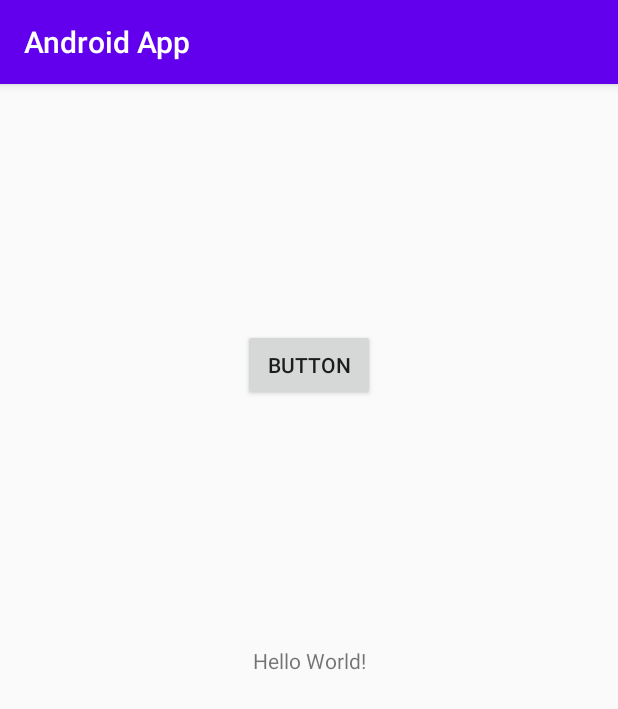
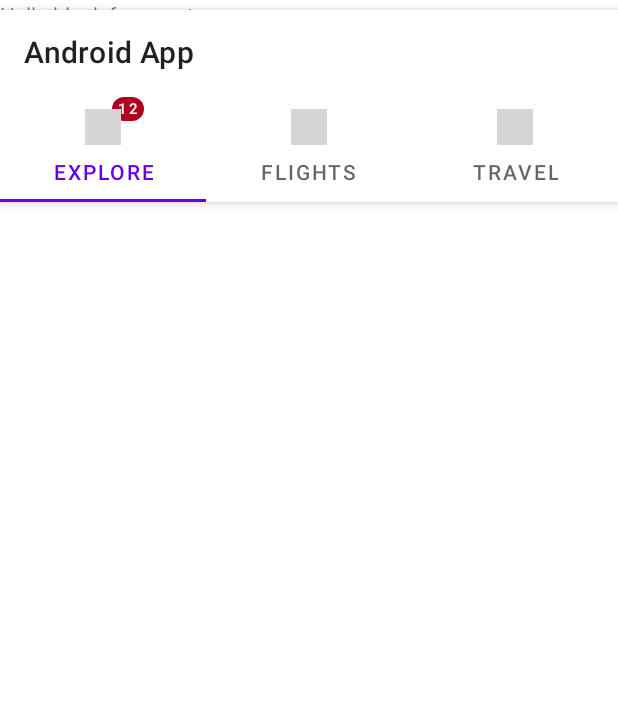
Before and after one commit to ndriqimh/Android_App, an Android app: the screen it shows after launch (MainActivity), on a phone screen of 412 x 824 dp. Shown: the top 709 px of the screen. Run offline under Robolectric (Android 15) with nearby library versions, the light colour scheme and no system bars; grey boxes are pictures that could not be loaded.

Commit message:
Futja e "Tab Layout" në faqen kryesore!

```diff
--- a/app/build.gradle
+++ b/app/build.gradle
@@ -28,7 +28,10 @@ dependencies {
 
     implementation 'androidx.appcompat:appcompat:1.1.0'
     implementation 'androidx.constraintlayout:constraintlayout:1.1.3'
+    implementation 'androidx.legacy:legacy-support-v4:1.0.0'
     testImplementation 'junit:junit:4.12'
     androidTestImplementation 'androidx.test.ext:junit:1.1.1'
     androidTestImplementation 'androidx.test.espresso:espresso-core:3.2.0'
+
+    implementation 'com.google.android.material:material:1.3.0-alpha01'
 }
--- a/app/src/main/java/com/fiek/androidapp/MainActivity.java
+++ b/app/src/main/java/com/fiek/androidapp/MainActivity.java
@@ -2,13 +2,93 @@ package com.fiek.androidapp;
 
 import androidx.appcompat.app.AppCompatActivity;
 
+import androidx.annotation.NonNull;
+import androidx.annotation.Nullable;
+import androidx.appcompat.widget.Toolbar;
+import androidx.fragment.app.Fragment;
+import androidx.fragment.app.FragmentManager;
+import androidx.fragment.app.FragmentPagerAdapter;
+import androidx.viewpager.widget.ViewPager;
+
 import android.os.Bundle;
 
+import com.google.android.material.badge.BadgeDrawable;
+import com.google.android.material.tabs.TabLayout;
+
+import java.util.ArrayList;
+import java.util.List;
+
 public class MainActivity extends AppCompatActivity {
+
+    private Toolbar toolbar;
+    private ViewPager viewPager;
+    private TabLayout tabLayout;
+
+    private Moti1 moti1;
+    private Moti2 moti2;
+    private Moti3 moti3;
 
     @Override
     protected void onCreate(Bundle savedInstanceState) {
         super.onCreate(savedInstanceState);
         setContentView(R.layout.activity_main);
+
+        toolbar = findViewById(R.id.toolbar);
+        setSupportActionBar(toolbar);
+
+        viewPager = findViewById(R.id.view_pager);
+        tabLayout = findViewById(R.id.tab_layout);
+
+        moti1 = new Moti1();
+        moti2 = new Moti2();
+        moti3 = new Moti3();
+
+        tabLayout.setupWithViewPager(viewPager);
+
+        ViewPagerAdapter viewPagerAdapter = new ViewPagerAdapter(getSupportFragmentManager(), 0);
+        viewPagerAdapter.addFragment(moti1, "Explore");
+        viewPagerAdapter.addFragment(moti2, "Flights");
+        viewPagerAdapter.addFragment(moti3, "Travel");
+        viewPager.setAdapter(viewPagerAdapter);
+
+        tabLayout.getTabAt(0).setIcon(R.drawable.ic_baseline_wb_sunny_24);
+        tabLayout.getTabAt(1).setIcon(R.drawable.ic_baseline_wb_sunny_24);
+        tabLayout.getTabAt(2).setIcon(R.drawable.ic_baseline_wb_sunny_24);
+
+        BadgeDrawable badgeDrawable = tabLayout.getTabAt(0).getOrCreateBadge();
+        badgeDrawable.setVisible(true);
+        badgeDrawable.setNumber(12);
+    }
+
+    private class ViewPagerAdapter extends FragmentPagerAdapter {
+
+        private List<Fragment> fragments = new ArrayList<>();
+        private List<String> fragmentTitle = new ArrayList<>();
+
+        public ViewPagerAdapter(@NonNull FragmentManager fm, int behavior) {
+            super(fm, behavior);
+        }
+
+        public void addFragment(Fragment fragment, String title) {
+            fragments.add(fragment);
+            fragmentTitle.add(title);
+        }
+
+        @NonNull
+        @Override
+        public Fragment getItem(int position) {
+            return fragments.get(position);
+        }
+
+        @Override
+        public int getCount() {
+            return fragments.size();
+        }
+
+        @Nullable
+        @Override
+        public CharSequence getPageTitle(int position) {
+            return fragmentTitle.get(position);
+        }
     }
 }
--- /dev/null
+++ b/app/src/main/java/com/fiek/androidapp/Moti1.java
@@ -0,0 +1,64 @@
+package com.fiek.androidapp;
+
+import android.os.Bundle;
+
+import androidx.fragment.app.Fragment;
+
+import android.view.LayoutInflater;
+import android.view.View;
+import android.view.ViewGroup;
+
+/**
+ * A simple {@link Fragment} subclass.
+ * Use the {@link Moti1#newInstance} factory method to
+ * create an instance of this fragment.
+ */
+public class Moti1 extends Fragment {
+
+    // TODO: Rename parameter arguments, choose names that match
+    // the fragment initialization parameters, e.g. ARG_ITEM_NUMBER
+    private static final String ARG_PARAM1 = "param1";
+    private static final String ARG_PARAM2 = "param2";
+
+    // TODO: Rename and change types of parameters
+    private String mParam1;
+    private String mParam2;
+
+    public Moti1() {
+        // Required empty public constructor
+    }
+
+    /**
+     * Use this factory method to create a new instance of
+     * this fragment using the provided parameters.
+     *
+     * @param param1 Parameter 1.
+     * @param param2 Parameter 2.
+     * @return A new instance of fragment Moti1.
+     */
+    // TODO: Rename and change types and number of parameters
+    public static Moti1 newInstance(String param1, String param2) {
+        Moti1 fragment = new Moti1();
+        Bundle args = new Bundle();
+        args.putString(ARG_PARAM1, param1);
+        args.putString(ARG_PARAM2, param2);
+        fragment.setArguments(args);
+        return fragment;
+    }
+
+    @Override
+    public void onCreate(Bundle savedInstanceState) {
+        super.onCreate(savedInstanceState);
+        if (getArguments() != null) {
+            mParam1 = getArguments().getString(ARG_PARAM1);
+            mParam2 = getArguments().getString(ARG_PARAM2);
+        }
+    }
+
+    @Override
+    public View onCreateView(LayoutInflater inflater, ViewGroup container,
+                             Bundle savedInstanceState) {
+        // Inflate the layout for this fragment
+        return inflater.inflate(R.layout.fragment_moti1, container, false);
+    }
+}
--- /dev/null
+++ b/app/src/main/java/com/fiek/androidapp/Moti2.java
@@ -0,0 +1,64 @@
+package com.fiek.androidapp;
+
+import android.os.Bundle;
+
+import androidx.fragment.app.Fragment;
+
+import android.view.LayoutInflater;
+import android.view.View;
+import android.view.ViewGroup;
+
+/**
+ * A simple {@link Fragment} subclass.
+ * Use the {@link Moti2#newInstance} factory method to
+ * create an instance of this fragment.
+ */
+public class Moti2 extends Fragment {
+
+    // TODO: Rename parameter arguments, choose names that match
+    // the fragment initialization parameters, e.g. ARG_ITEM_NUMBER
+    private static final String ARG_PARAM1 = "param1";
+    private static final String ARG_PARAM2 = "param2";
+
+    // TODO: Rename and change types of parameters
+    private String mParam1;
+    private String mParam2;
+
+    public Moti2() {
+        // Required empty public constructor
+    }
+
+    /**
+     * Use this factory method to create a new instance of
+     * this fragment using the provided parameters.
+     *
+     * @param param1 Parameter 1.
+     * @param param2 Parameter 2.
+     * @return A new instance of fragment Moti2.
+     */
+    // TODO: Rename and change types and number of parameters
+    public static Moti2 newInstance(String param1, String param2) {
+        Moti2 fragment = new Moti2();
+        Bundle args = new Bundle();
+        args.putString(ARG_PARAM1, param1);
+        args.putString(ARG_PARAM2, param2);
+        fragment.setArguments(args);
+        return fragment;
+    }
+
+    @Override
+    public void onCreate(Bundle savedInstanceState) {
+        super.onCreate(savedInstanceState);
+        if (getArguments() != null) {
+            mParam1 = getArguments().getString(ARG_PARAM1);
+            mParam2 = getArguments().getString(ARG_PARAM2);
+        }
+    }
+
+    @Override
+    public View onCreateView(LayoutInflater inflater, ViewGroup container,
+                             Bundle savedInstanceState) {
+        // Inflate the layout for this fragment
+        return inflater.inflate(R.layout.fragment_moti2, container, false);
+    }
+}
--- /dev/null
+++ b/app/src/main/java/com/fiek/androidapp/Moti3.java
@@ -0,0 +1,64 @@
+package com.fiek.androidapp;
+
+import android.os.Bundle;
+
+import androidx.fragment.app.Fragment;
+
+import android.view.LayoutInflater;
+import android.view.View;
+import android.view.ViewGroup;
+
+/**
+ * A simple {@link Fragment} subclass.
+ * Use the {@link Moti3#newInstance} factory method to
+ * create an instance of this fragment.
+ */
+public class Moti3 extends Fragment {
+
+    // TODO: Rename parameter arguments, choose names that match
+    // the fragment initialization parameters, e.g. ARG_ITEM_NUMBER
+    private static final String ARG_PARAM1 = "param1";
+    private static final String ARG_PARAM2 = "param2";
+
+    // TODO: Rename and change types of parameters
+    private String mParam1;
+    private String mParam2;
+
+    public Moti3() {
+        // Required empty public constructor
+    }
+
+    /**
+     * Use this factory method to create a new instance of
+     * this fragment using the provided parameters.
+     *
+     * @param param1 Parameter 1.
+     * @param param2 Parameter 2.
+     * @return A new instance of fragment Moti3.
+     */
+    // TODO: Rename and change types and number of parameters
+    public static Moti3 newInstance(String param1, String param2) {
+        Moti3 fragment = new Moti3();
+        Bundle args = new Bundle();
+        args.putString(ARG_PARAM1, param1);
+        args.putString(ARG_PARAM2, param2);
+        fragment.setArguments(args);
+        return fragment;
+    }
+
+    @Override
+    public void onCreate(Bundle savedInstanceState) {
+        super.onCreate(savedInstanceState);
+        if (getArguments() != null) {
+            mParam1 = getArguments().getString(ARG_PARAM1);
+            mParam2 = getArguments().getString(ARG_PARAM2);
+        }
+    }
+
+    @Override
+    public View onCreateView(LayoutInflater inflater, ViewGroup container,
+                             Bundle savedInstanceState) {
+        // Inflate the layout for this fragment
+        return inflater.inflate(R.layout.fragment_moti3, container, false);
+    }
+}
--- a/app/src/main/res/layout/activity_main.xml
+++ b/app/src/main/res/layout/activity_main.xml
@@ -6,24 +6,29 @@
     android:layout_height="match_parent"
     tools:context=".MainActivity">
 
-    <TextView
-        android:id="@+id/textView"
-        android:layout_width="wrap_content"
+    <com.google.android.material.appbar.AppBarLayout
+        android:layout_width="match_parent"
         android:layout_height="wrap_content"
-        android:text="Hello World!"
         app:layout_constraintBottom_toBottomOf="parent"
-        app:layout_constraintLeft_toLeftOf="parent"
-        app:layout_constraintRight_toRightOf="parent"
-        app:layout_constraintTop_toTopOf="parent" />
+        app:layout_constraintStart_toStartOf="parent"
+        app:layout_constraintTop_toTopOf="@+id/view_pager"
+        app:layout_constraintVertical_bias="0.00999999">
 
-    <Button
-        android:id="@+id/button"
-        android:layout_width="wrap_content"
-        android:layout_height="wrap_content"
-        android:text="Button"
-        app:layout_constraintBottom_toTopOf="@+id/textView"
-        app:layout_constraintEnd_toEndOf="parent"
-        app:layout_constraintStart_toStartOf="parent"
-        app:layout_constraintTop_toTopOf="parent" />
+        <androidx.appcompat.widget.Toolbar
+            android:id="@+id/toolbar"
+            android:layout_width="match_parent"
+            android:layout_height="?attr/actionBarSize"
+            android:background="@android:color/white" />
 
+        <com.google.android.material.tabs.TabLayout
+            android:id="@+id/tab_layout"
+            android:layout_width="match_parent"
+            android:layout_height="wrap_content" />
+    </com.google.android.material.appbar.AppBarLayout>
+    <androidx.viewpager.widget.ViewPager
+        android:id="@+id/view_pager"
+        android:layout_width="match_parent"
+        android:layout_height="match_parent"
+        app:layout_behavior="com.google.android.material.appbar.AppBarLayout$ScrollingViewBehavior"
+        />
 </androidx.constraintlayout.widget.ConstraintLayout>
--- /dev/null
+++ b/app/src/main/res/layout/fragment_moti1.xml
@@ -0,0 +1,14 @@
+<?xml version="1.0" encoding="utf-8"?>
+<FrameLayout xmlns:android="http://schemas.android.com/apk/res/android"
+    xmlns:tools="http://schemas.android.com/tools"
+    android:layout_width="match_parent"
+    android:layout_height="match_parent"
+    tools:context=".Moti1">
+
+    <!-- TODO: Update blank fragment layout -->
+    <TextView
+        android:layout_width="match_parent"
+        android:layout_height="match_parent"
+        android:text="@string/hello_blank_fragment" />
+
+</FrameLayout>
--- a/app/src/main/res/values/strings.xml
+++ b/app/src/main/res/values/strings.xml
@@ -1,3 +1,5 @@
 <resources>
     <string name="app_name">Android App</string>
+    <!-- TODO: Remove or change this placeholder text -->
+    <string name="hello_blank_fragment">Hello blank fragment</string>
 </resources>
--- a/app/src/main/res/values/styles.xml
+++ b/app/src/main/res/values/styles.xml
@@ -1,7 +1,7 @@
 <resources>
 
     <!-- Base application theme. -->
-    <style name="AppTheme" parent="Theme.AppCompat.Light.DarkActionBar">
+    <style name="AppTheme" parent="Theme.MaterialComponents.Light.NoActionBar">
         <!-- Customize your theme here. -->
         <item name="colorPrimary">@color/colorPrimary</item>
         <item name="colorPrimaryDark">@color/colorPrimaryDark</item>
```
Also changed, not shown: app/src/main/res/layout/fragment_moti2.xml (added, +14 -0 lines), app/src/main/res/layout/fragment_moti3.xml (added, +14 -0 lines), 1 other file.
